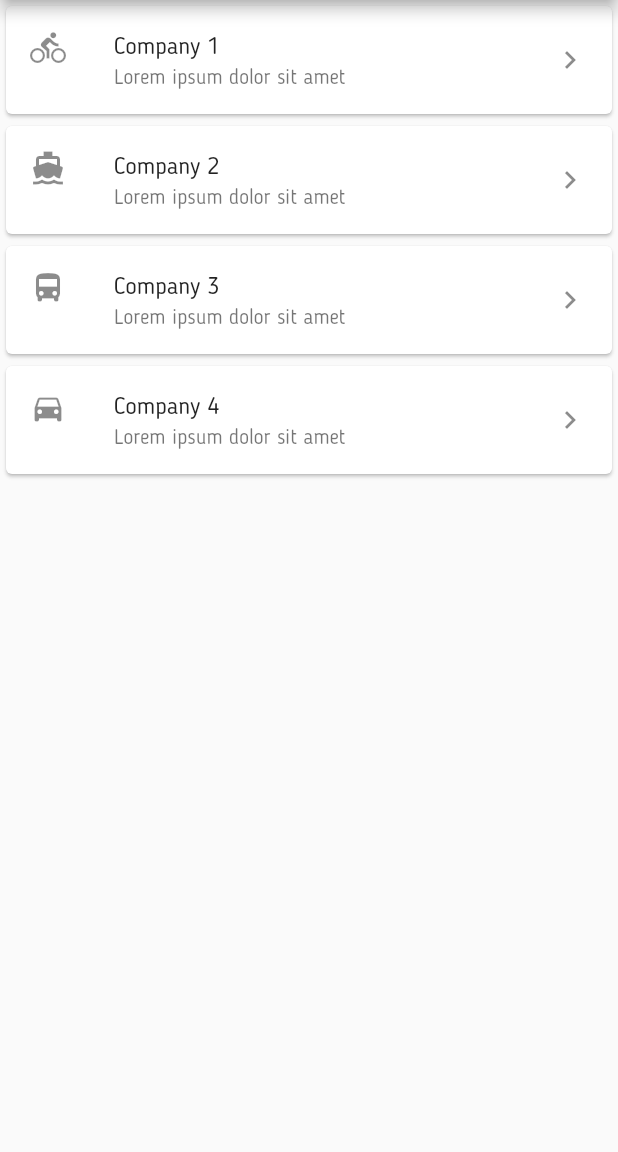
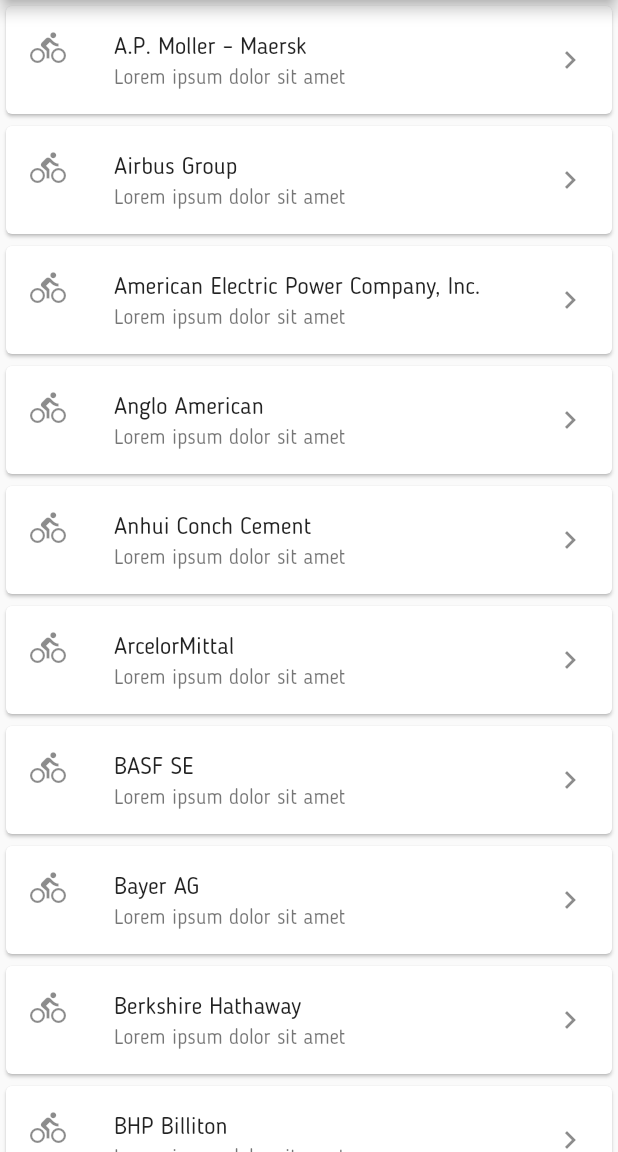
Before and after one commit to IanWambai/HelpEarth, a Flutter app: the TellCompaniesPage widget shown alone on an empty page, opened directly, on a phone screen of 412 x 824 dp, the part 84-1236 px from its top. Run offline on Flutter 3.47's test engine with Material 2 defaults, Android fonts, the phone set to English and light mode, and no system bars; our stand-ins replace share.

Commit message:
Businesses List
Add 100 companies to target

Signed-off-by: Ian Wambai <3706215+IanWambai@users.noreply.github.com>

```diff
--- a/lib/main.dart
+++ b/lib/main.dart
@@ -229,11 +229,15 @@ class TakeActionPageState extends State<TakeActionPage> {
       Icons.directions_bus,
       Icons.directions_car,
     ];
+//    final titles = [
+//      'Tell These Companies',
+//      'Tell The Government',
+//      'Spread Awareness',
+//      'Change Your Habits'
+//    ];
     final titles = [
       'Tell These Companies',
-      'Tell The Government',
       'Spread Awareness',
-      'Change Your Habits'
     ];
     final descriptions = [
       'Lorem ipsum dolor sit amet',
@@ -244,7 +248,7 @@ class TakeActionPageState extends State<TakeActionPage> {
     final pages = [0, 1, 2, 3];
 
     List<Row> actions = List<Row>();
-    for (int i = 0; i < icons.length; i++) {
+    for (int i = 0; i < titles.length; i++) {
       actions.add(new Row(icons[i], titles[i], descriptions[i], pages[i]));
     }
 
@@ -270,7 +274,108 @@ class TellCompaniesPageState extends State<TellCompaniesPage> {
       Icons.directions_bus,
       Icons.directions_car,
     ];
-    final titles = ['Company 1', 'Company 2', 'Company 3', 'Company 4'];
+    final titles = [
+      'A.P. Moller – Maersk',
+      'Airbus Group',
+      'American Electric Power Company, Inc.',
+      'Anglo American',
+      'Anhui Conch Cement',
+      'ArcelorMittal',
+      'BASF SE',
+      'Bayer AG',
+      'Berkshire Hathaway',
+      'BHP Billiton',
+      'Boeing Company',
+      'BP',
+      'Canadian Natural Resources Limited',
+      'Caterpillar Inc.',
+      'Centrica',
+      'Chevron Corporation',
+      'China Petroleum & Chemical Corporation',
+      'China Shenhua Energy',
+      'CNOOC',
+      'Coal India',
+      'ConocoPhillips',
+      'Cummins Inc.',
+      'Daikin Industries, Ltd.',
+      'Duke Energy Corporation',
+      'E.ON SE',
+      'Ecopetrol Sa',
+      'EDF',
+      'ENEL SpA',
+      'ENGIE',
+      'Eni SpA',
+      'Equinor',
+      'Exelon Corporation',
+      'Exxon Mobil Corporation',
+      'Fiat Chrysler Automobiles NV',
+      'Ford Motor Company',
+      'Formosa Petrochemical',
+      'Gas Natural SDG SA',
+      'General Electric Company',
+      'General Motors Company',
+      'Glencore plc',
+      'Hitachi, Ltd.',
+      'Hon Hai Precision Industry',
+      'Honda Motor Company',
+      'Imperial Oil',
+      'Ingersoll-Rand Co. Ltd.',
+      'International Paper Company',
+      'JX Holdings Inc',
+      'Koninklijke Philips NV',
+      'Korea Electric Power Corp',
+      'LafargeHolcim Ltd',
+      'Lockheed Martin Corporation',
+      'Lukoil OAO',
+      'LyondellBasell Industries Cl A',
+      'Marathon Petroleum',
+      'Martin Marietta Materials, Inc.',
+      'MMC Norilsk Nickel OSJC',
+      'Nestlé',
+      'Nippon Steel & Sumitomo Metal Corporation',
+      'Nissan Motor Co., Ltd.',
+      'NTPC Ltd',
+      'Oil & Natural Gas',
+      'OMV AG',
+      'PACCAR Inc',
+      'Panasonic Corporation',
+      'PepsiCo Inc.',
+      'PETROCHINA Company Limited',
+      'Petróleo Brasileiro SA – Petrobras',
+      'Phillips 66',
+      'PJSC Gazprom',
+      'POSCO',
+      'Procter & Gamble Company',
+      'PTT',
+      'Reliance Industries',
+      'Repsol',
+      'Rio Tinto',
+      'Rolls-Royce',
+      'Rosneft Oil Company',
+      'Royal Dutch Shell',
+      'Saic Motor Corporation',
+      'Sasol Limited',
+      'Siemens AG',
+      'SK Innovation Co Ltd',
+      'Southern Copper Corporation',
+      'Suncor Energy Inc.',
+      'Suzuki Motor Corporation',
+      'Teck Resources Limited',
+      'Tesoro Corporation',
+      'The Dow Chemical Company',
+      'The Southern Company',
+      'thyssenkrupp AG',
+      'Toray Industries Inc.',
+      'Total',
+      'Toyota Motor Corporation',
+      'United Technologies Corporation',
+      'Vale',
+      'Valero Energy Corporation',
+      'Vedanta Ltd',
+      'Volkswagen AG',
+      'Volvo',
+      'Wesfarmers'
+    ];
     final descriptions = [
       'Lorem ipsum dolor sit amet',
       'Lorem ipsum dolor sit amet',
@@ -280,8 +385,8 @@ class TellCompaniesPageState extends State<TellCompaniesPage> {
     final pages = [4, 5, 6, 7];
 
     List<Row> companies = List<Row>();
-    for (int i = 0; i < icons.length; i++) {
-      companies.add(new Row(icons[i], titles[i], descriptions[i], pages[i]));
+    for (int i = 0; i < titles.length; i++) {
+      companies.add(new Row(icons[0], titles[i], descriptions[0], pages[0]));
     }
 
     return companies;
```
